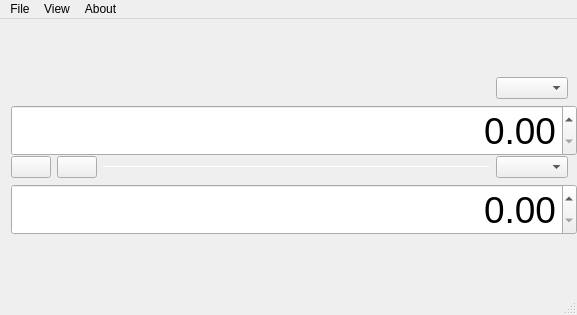
keshavbhatt/CurrencyConv, file src/mainwindow.ui: the form before one commit.
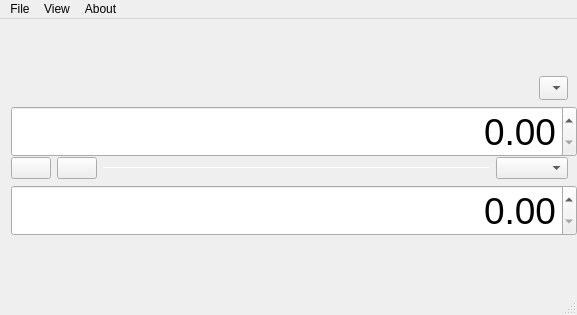
The form after the commit. Icons and pictures are not drawn.

Commit message: -fixed issues with crypto currencies conversion. -show currency name description.

```diff
--- a/src/mainwindow.ui
+++ b/src/mainwindow.ui
@@ -34,7 +34,11 @@
            <number>9</number>
           </property>
           <item alignment="Qt::AlignRight">
-           <widget class="QComboBox" name="s1ComboBox"/>
+           <widget class="QComboBox" name="s1ComboBox">
+            <property name="sizeAdjustPolicy">
+             <enum>QComboBox::AdjustToMinimumContentsLengthWithIcon</enum>
+            </property>
+           </widget>
           </item>
          </layout>
         </item>
```
The commit also changes 2 other files.
